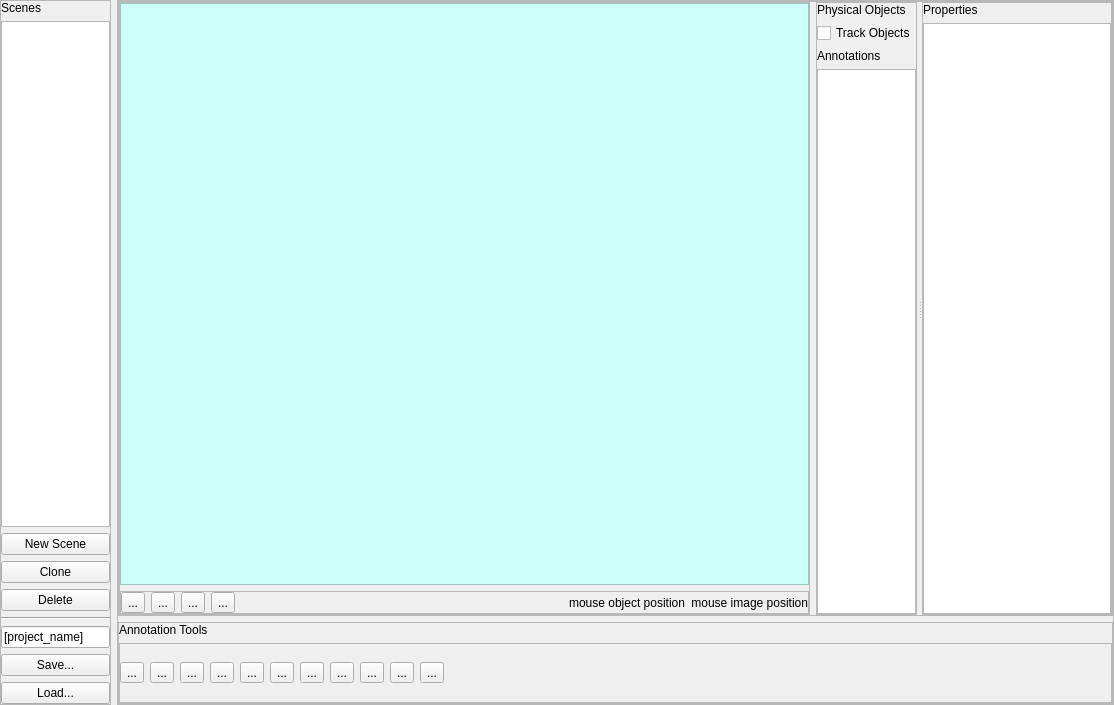
First picture: the form in isar/ui/scene_definition.ui, repository zardosht/isar, before the edit.
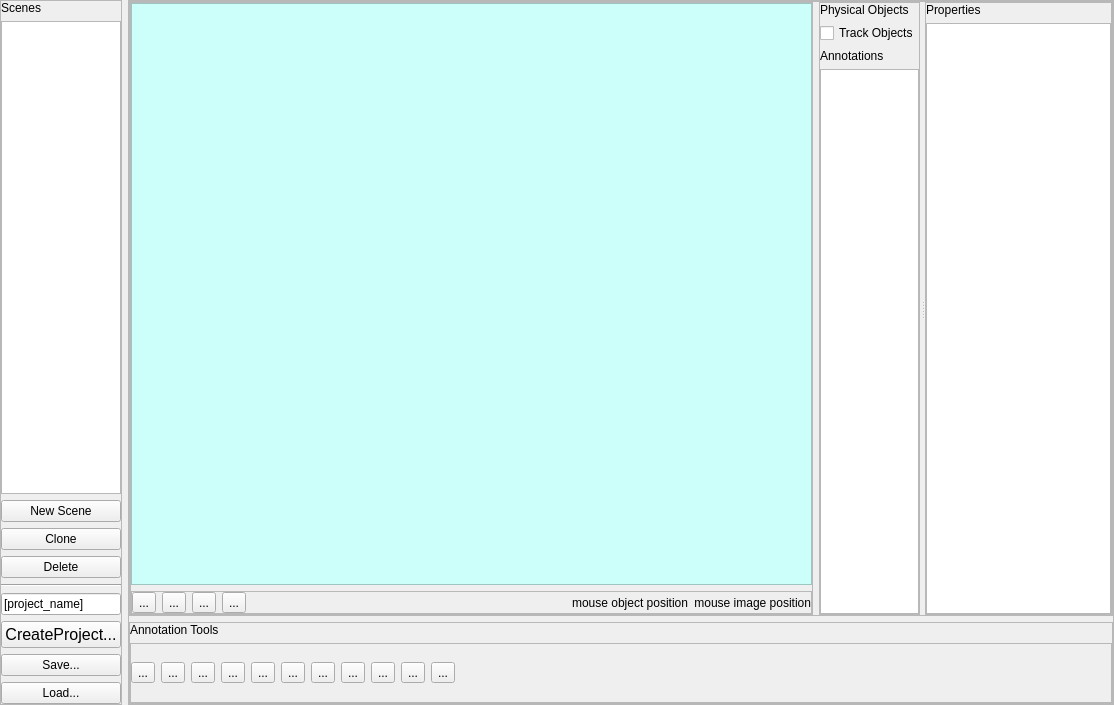
Second picture: the form after the edit. Icons and pictures are not drawn.

Commit message: - added project class

Patch:
```diff
--- a/isar/ui/scene_definition.ui
+++ b/isar/ui/scene_definition.ui
@@ -105,7 +105,19 @@
        </widget>
       </item>
       <item>
-       <widget class="QPushButton" name="save_btn">
+       <widget class="QPushButton" name="create_proj_btn">
+        <property name="font">
+         <font>
+          <pointsize>12</pointsize>
+         </font>
+        </property>
+        <property name="text">
+         <string>CreateProject...</string>
+        </property>
+       </widget>
+      </item>
+      <item>
+       <widget class="QPushButton" name="save_proj_btn">
         <property name="text">
          <string>Save...</string>
         </property>
@@ -536,7 +548,7 @@
              <rect>
               <x>0</x>
               <y>0</y>
-              <width>985</width>
+              <width>965</width>
               <height>58</height>
              </rect>
             </property>
```
Left out of the diff: 2 changed lines with no effect on the pictures. The commit also changes 2 other files.
